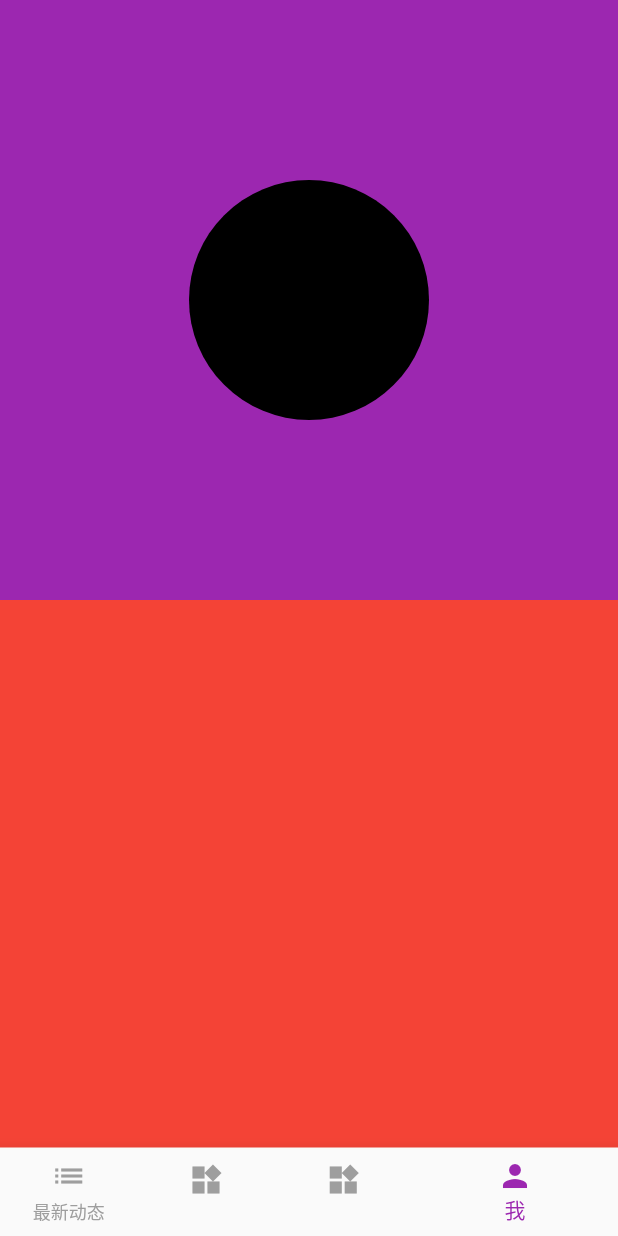
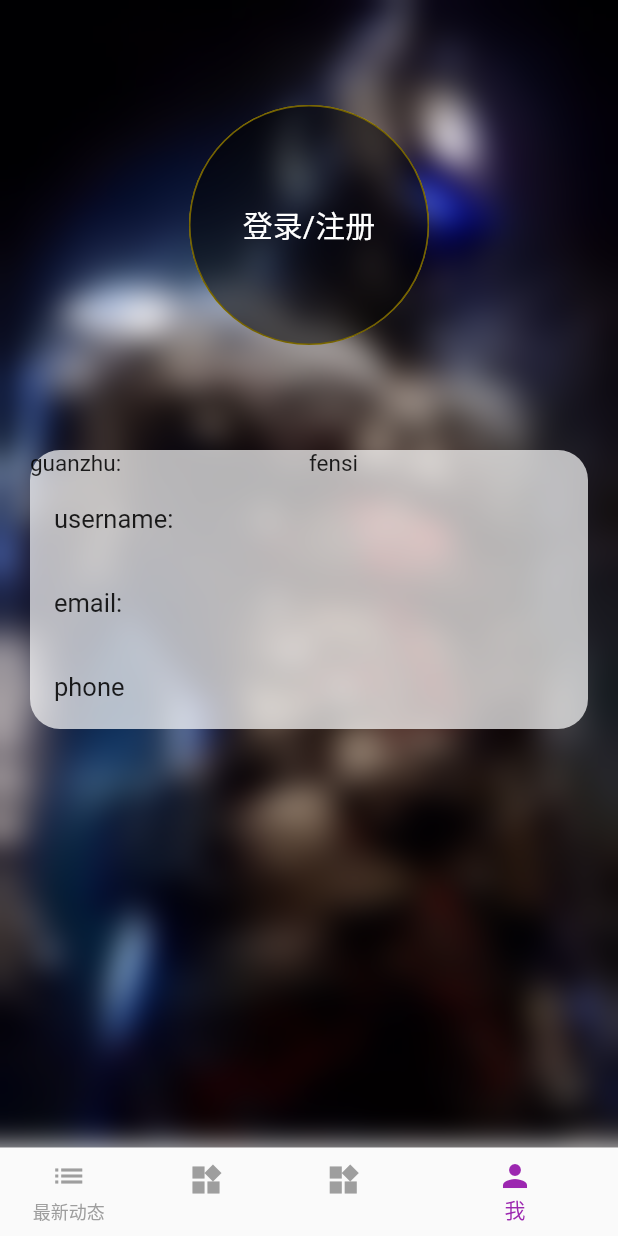
Before and after one commit to lzyprime/biyesheji, a Flutter app: the screen it shows after launch, swiped to page 4, on a phone screen of 412 x 824 dp. Run offline on Flutter 3.47's test engine with Material 2 defaults, Android fonts, the light colour scheme and no system bars; our stand-ins replace dio, rxdart, shared_preferences.

Commit message:
毛玻璃

```diff
--- a/lib/globals/global.dart
+++ b/lib/globals/global.dart
@@ -3,19 +3,21 @@ import 'package:shared_preferences/shared_preferences.dart';
 
 import 'package:client/views/home_widgets/home_widget.dart';
 import 'package:client/views/auth_widget.dart';
-import 'package:client/views/edit_user_info_widget.dart';
 
 class Global {
   /// route
   final routes = {
     HomeWidget.routeName: (_) => HomeWidget(),
     AuthWidget.routeName: (_) => AuthWidget(),
-    EditUserInfoWidget.routeName: (_) => EditUserInfoWidget(),
   };
 
   /// theme
 
-  get theme => ThemeData(primarySwatch: Colors.purple);
+  get theme => ThemeData(
+        primarySwatch: Colors.purple,
+        primaryColor: Colors.purple,
+        accentColor: Colors.pink,
+      );
 
   /// save
   static SharedPreferences share;
@@ -26,5 +28,11 @@ class Global {
 }
 
 class ShareKey {
-  static const theme = "theme";
+  static const theme = 'theme';
+
+  static const userId = 'user_id';
 }
+
+class GlobalColor {
+  static final goldColor = Color.fromRGBO(255, 215, 0, 1);
+}
--- a/lib/globals/i18n.dart
+++ b/lib/globals/i18n.dart
@@ -46,7 +46,7 @@ class S implements WidgetsLocalizations {
 
   String get female => "女";
 
-  String get edit => "编辑";
+  String get editInfo => "编辑信息";
 
   String get userInfo => "用户信息";
 
--- a/lib/view_models/user_view_model.dart
+++ b/lib/view_models/user_view_model.dart
@@ -4,17 +4,6 @@ import 'package:client/models/user_model.dart';
 
 class UserViewModel with ChangeNotifier {
   final _model = UserModel();
-
-  String get username =>  "";
-
-  int get sex => 1;
-
-  String get email =>  "";
-
-  String get phone =>  "";
-
-  String get avatar =>  "";
-
 
   UserViewModel() {
     getUserInfo();
--- a/lib/views/auth_widget.dart
+++ b/lib/views/auth_widget.dart
@@ -33,9 +33,8 @@ class _AuthWidgetState extends State<AuthWidget> {
             ),
             body: Column(
               children: <Widget>[
-                Padding(
-                  padding: EdgeInsets.only(top: 30, bottom: 20),
-                  child: ToggleButtons(
+                Spacer(),
+                  ToggleButtons(
                     children: [
                       Text(S.of(context).login),
                       Text(S.of(context).register)
@@ -48,10 +47,10 @@ class _AuthWidgetState extends State<AuthWidget> {
                         curve: Curves.fastLinearToSlowEaseIn,
                       );
                     },
-                    borderRadius: BorderRadius.circular(20),
+                    borderRadius: BorderRadius.circular(5),
                   ),
-                ),
                 Expanded(
+                  flex: 5,
                   child: PageView(
                     controller: pageController,
                     children: <Widget>[LoginWidget(), RegisterWidget()],
@@ -61,7 +60,7 @@ class _AuthWidgetState extends State<AuthWidget> {
                       current = index;
                     }),
                   ),
-                )
+                ),
               ],
             )));
   }
--- a/lib/views/edit_user_info_widget.dart
+++ /dev/null
@@ -1,36 +0,0 @@
-import 'package:client/globals/i18n.dart';
-import 'package:flutter/material.dart';
-import 'package:flutter/cupertino.dart';
-
-import 'package:client/view_models/user_view_model.dart';
-
-class EditUserInfoWidget extends StatelessWidget {
-  static const routeName = 'EditUserInfoWidget';
-  final _controller = TextEditingController();
-
-  @override
-  Widget build(BuildContext context) {
-    final UserViewModel viewModel = ModalRoute.of(context).settings.arguments;
-    return Scaffold(
-      appBar: AppBar(
-        title: Text('${S.of(context).edit}${S.of(context).userInfo}'),
-        centerTitle: true,
-      ),
-      body: Column(
-        mainAxisAlignment: MainAxisAlignment.center,
-        children: <Widget>[
-          TextField(
-            controller: _controller..text = viewModel.username,
-            decoration: InputDecoration(labelText: "username"),
-          ),
-          FlatButton(
-            child: Text("submit"),
-            onPressed: () {
-              Navigator.of(context).pop();
-            },
-          )
-        ],
-      ),
-    );
-  }
-}
--- a/lib/views/home_widgets/user_widget.dart
+++ b/lib/views/home_widgets/user_widget.dart
@@ -1,6 +1,9 @@
+import 'dart:ui';
+import 'package:client/globals/global.dart';
+import 'package:client/globals/i18n.dart';
+import 'package:client/views/auth_widget.dart';
 import 'package:flutter/material.dart';
 import 'package:flutter/cupertino.dart';
-import 'package:flutter/rendering.dart';
 import 'package:provider/provider.dart';
 
 import 'package:client/view_models/user_view_model.dart';
@@ -9,33 +12,92 @@ class UserWidget extends StatelessWidget {
   @override
   Widget build(BuildContext context) {
     final UserViewModel viewModel = Provider.of(context);
-    return CustomScrollView(
-      slivers: <Widget>[
+
+    return Container(
+        decoration: BoxDecoration(
+          image: DecorationImage(
+              image: AssetImage('assets/images/bg.jpg'),
+              alignment: Alignment.topCenter,
+              fit: BoxFit.cover),
+        ),
+        child: BackdropFilter(
+          filter: ImageFilter.blur(sigmaX: 10, sigmaY: 10),
+          child: NestedScrollView(
+            headerSliverBuilder: (_, __) => [
               SliverAppBar(
                 flexibleSpace: FlexibleSpaceBar(
                   background: Container(
-              color: Theme.of(context).primaryColor,
                     child: Column(
                       mainAxisAlignment: MainAxisAlignment.center,
                       children: <Widget>[
-                  CircleAvatar(
+                        DecoratedBox(
+                          decoration: BoxDecoration(
+                            shape: BoxShape.circle,
+                            border: Border.all(color: GlobalColor.goldColor),
+                          ),
+                          child: CircleAvatar(
                               radius: 80,
-                    backgroundColor: Colors.black,
+                              backgroundColor: Colors.black54,
+                              child: InkWell(
+                                onTap: () => Navigator.of(context).pushNamed(AuthWidget.routeName),
+                                child: Text(
+                                  '${S.of(context).login}/${S.of(context).register}',
+                                  style: TextStyle(color: Colors.white, fontSize: 20),
+                                ),
+                              )),
                         ),
                       ],
                     ),
                   ),
                 ),
-          expandedHeight: 400,
-          pinned: true,
+                expandedHeight: 300,
+                backgroundColor: Colors.transparent,
               ),
-        SliverToBoxAdapter(
-          child: Container(
-            height: 1000,
-            color: Colors.red,
+            ],
+            body: _body(),
             ),
+          ),
+        );
+  }
+
+  SingleChildScrollView _body() {
+    Widget bodyItem(Widget child) => Container(
+        decoration: BoxDecoration(
+          borderRadius: BorderRadius.circular(20),
+          color: Colors.white70,
+        ),
+        margin: EdgeInsets.symmetric(horizontal: 20),
+      child: child,
+    );
+    return SingleChildScrollView(
+              physics: BouncingScrollPhysics(),
+              child: Column(
+                children: <Widget>[
+                  bodyItem(Column(
+                    children: <Widget>[
+                      Row(
+                        children:[
+                          Expanded(
+                            child: Text('guanzhu:')
+                          ),
+                          Expanded(
+                            child: Text('fensi')
                           )
                         ],
+                      ),
+                      ListTile(
+                        title: Text('username:'),
+                      ),
+                      ListTile(
+                        title: Text('email:'),
+                      ),
+                      ListTile(
+                        title: Text('phone'),
+                      ),
+                    ],
+                  )),
+                ],
+              ),
             );
   }
 }
--- a/pubspec.yaml
+++ b/pubspec.yaml
@@ -46,6 +46,8 @@ flutter:
   # the material Icons class.
   uses-material-design: true
 
+  assets:
+    - assets/images/
   # To add assets to your application, add an assets section, like this:
   # assets:
   #  - images/a_dot_burr.jpeg
```
Also changed, not shown: assets/images/bg.jpg (added), lib/datas/user_info_data.dart (added). Lines whose indentation alone changed are shown as unchanged.
